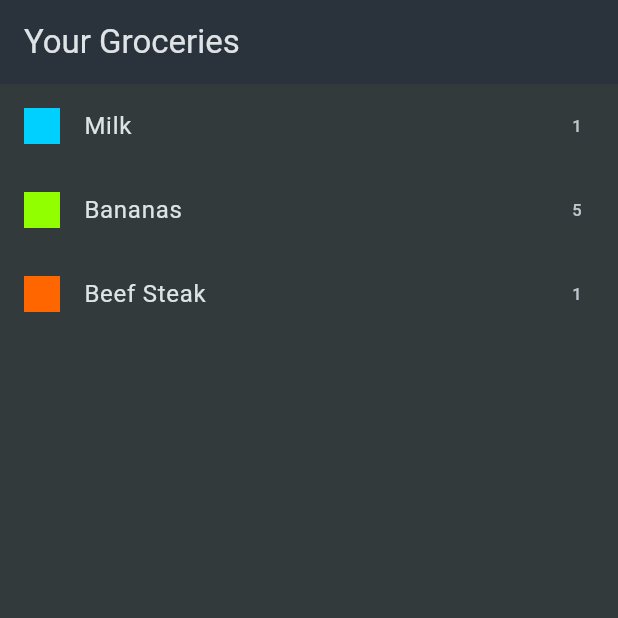
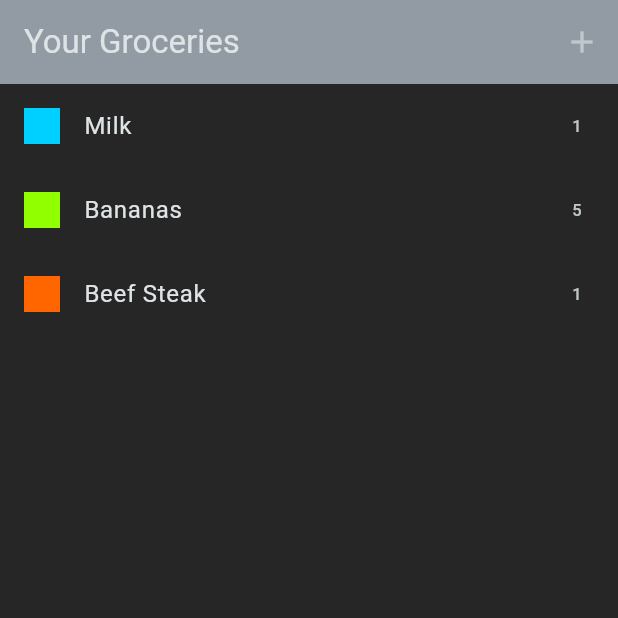
Before and after one commit to javakanaya/flutter-udemy, a Flutter app: the screen it shows after launch, on a phone screen of 412 x 824 dp, the top half of it. Run offline on Flutter 3.47's test engine with Material 3 defaults, Android fonts, the phone set to English and light mode, and no system bars; our stand-ins replace flutter_riverpod, google_fonts, transparent_image.

Commit message:
feat: new item screeen

```diff
--- a/shopping_list/lib/main.dart
+++ b/shopping_list/lib/main.dart
@@ -15,11 +15,11 @@ class MyApp extends StatelessWidget {
         title: 'Flutter Groceries',
         theme: ThemeData.dark().copyWith(
           colorScheme: ColorScheme.fromSeed(
-            seedColor: const Color.fromARGB(255, 147, 229, 250),
+            seedColor: const Color.fromARGB(255, 66, 118, 126),
             brightness: Brightness.dark,
-            surface: const Color.fromARGB(255, 42, 51, 59),
+            surface: const Color.fromARGB(255, 146, 155, 163),
           ),
-          scaffoldBackgroundColor: const Color.fromARGB(255, 50, 58, 60),
+          scaffoldBackgroundColor: const Color.fromARGB(255, 38, 38, 38),
         ),
         home: GroceryList());
   }
--- a/shopping_list/lib/widgets/grocery_list.dart
+++ b/shopping_list/lib/widgets/grocery_list.dart
@@ -1,14 +1,29 @@
 import 'package:flutter/material.dart';
 import 'package:shopping_list/data/dummy_items.dart';
+import 'package:shopping_list/widgets/new_item.dart';
 
-class GroceryList extends StatelessWidget {
+class GroceryList extends StatefulWidget {
   const GroceryList({super.key});
+
+  @override
+  State<GroceryList> createState() => _GroceryListState();
+}
+
+class _GroceryListState extends State<GroceryList> {
+  void _addItem() {
+    Navigator.of(context).push(
+      MaterialPageRoute(
+        builder: (ctx) => const NewItem(),
+      ),
+    );
+  }
 
   @override
   Widget build(BuildContext context) {
     return Scaffold(
       appBar: AppBar(
         title: const Text('Your Groceries'),
+        actions: [IconButton(onPressed: _addItem, icon: const Icon(Icons.add))],
       ),
       body: ListView.builder(
         itemCount: groceryItems.length,
```
Also changed, not shown: shopping_list/lib/widgets/new_item.dart (added, +23 -0 lines).
